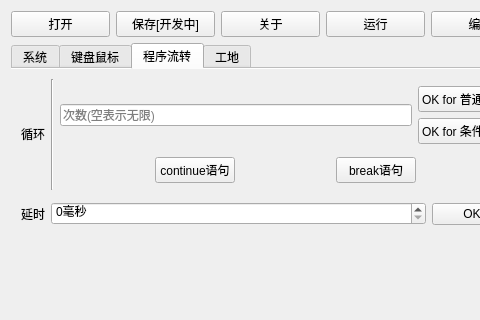
The window that src/ahk_main/ahk_main.ui (yongzhi444/AutoHotkey-Simple-IDE) describes before a commit, drawn with Qt 5; both pictures show x 0 to 480 and y 0 to 320 of the 1066 by 619 pixel window.
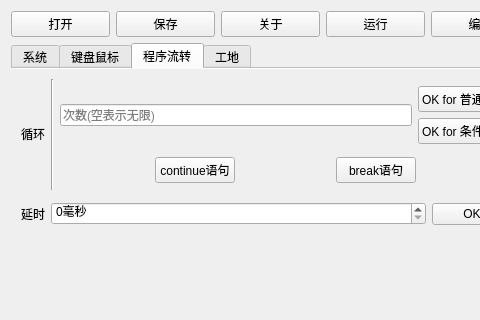
The same window after the commit. The open tabs and pages were chosen to show the change.

Commit message: 4,27完成了热键部分，执行功能可以使用了，编译功能还在开发中。ui设计有微小改变。

```diff
--- a/src/ahk_main/ahk_main.ui
+++ b/src/ahk_main/ahk_main.ui
@@ -36,7 +36,7 @@
          <item>
           <widget class="QPushButton" name="save_btn">
            <property name="text">
-            <string>保存[开发中]</string>
+            <string>保存</string>
            </property>
           </widget>
          </item>
```
Left out of the diff: 4 changed lines with no effect on the pictures. The commit also changes 9 other files.
